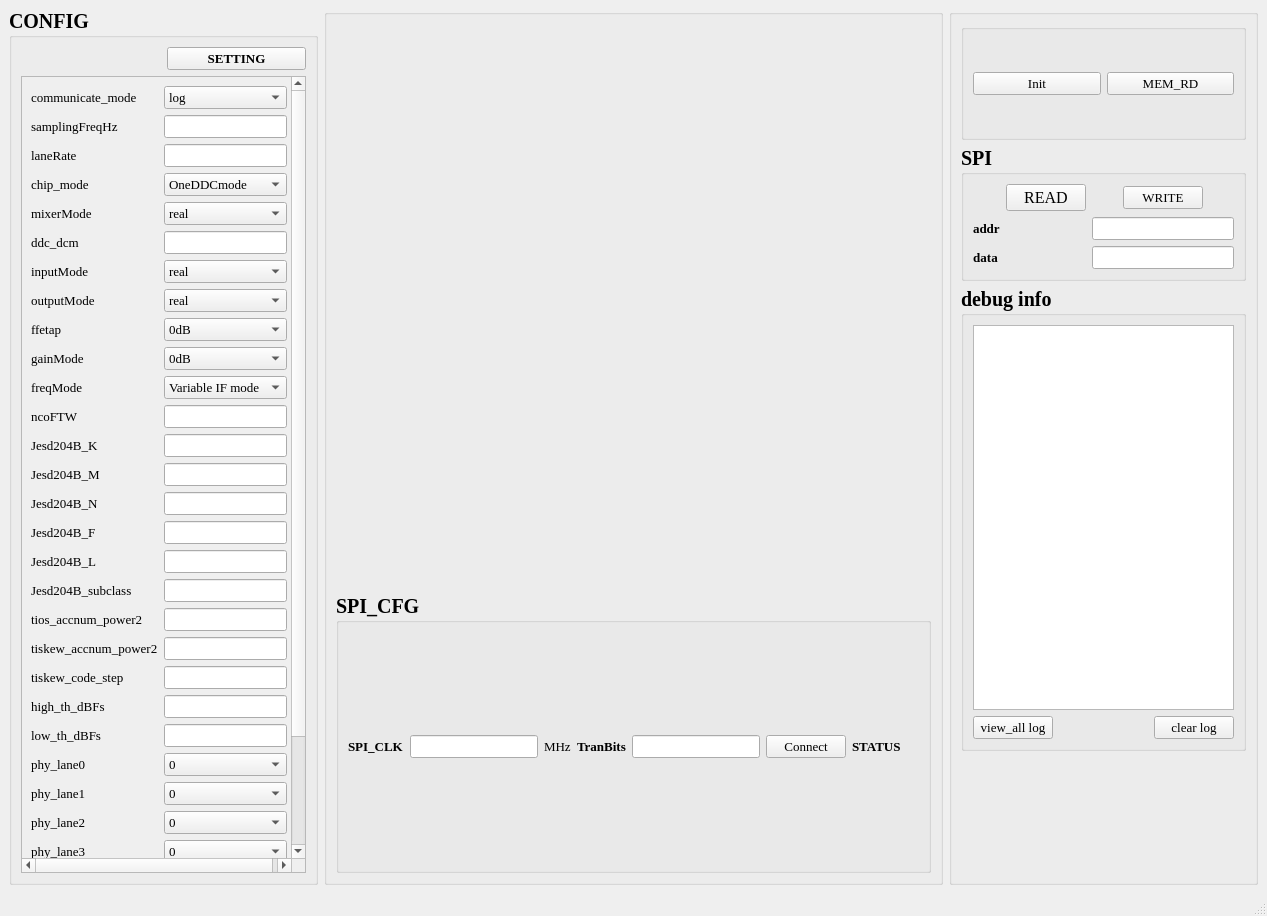
Old version of the form ui_file/box_usb_link.ui in the repository zcj319319/9035_project.
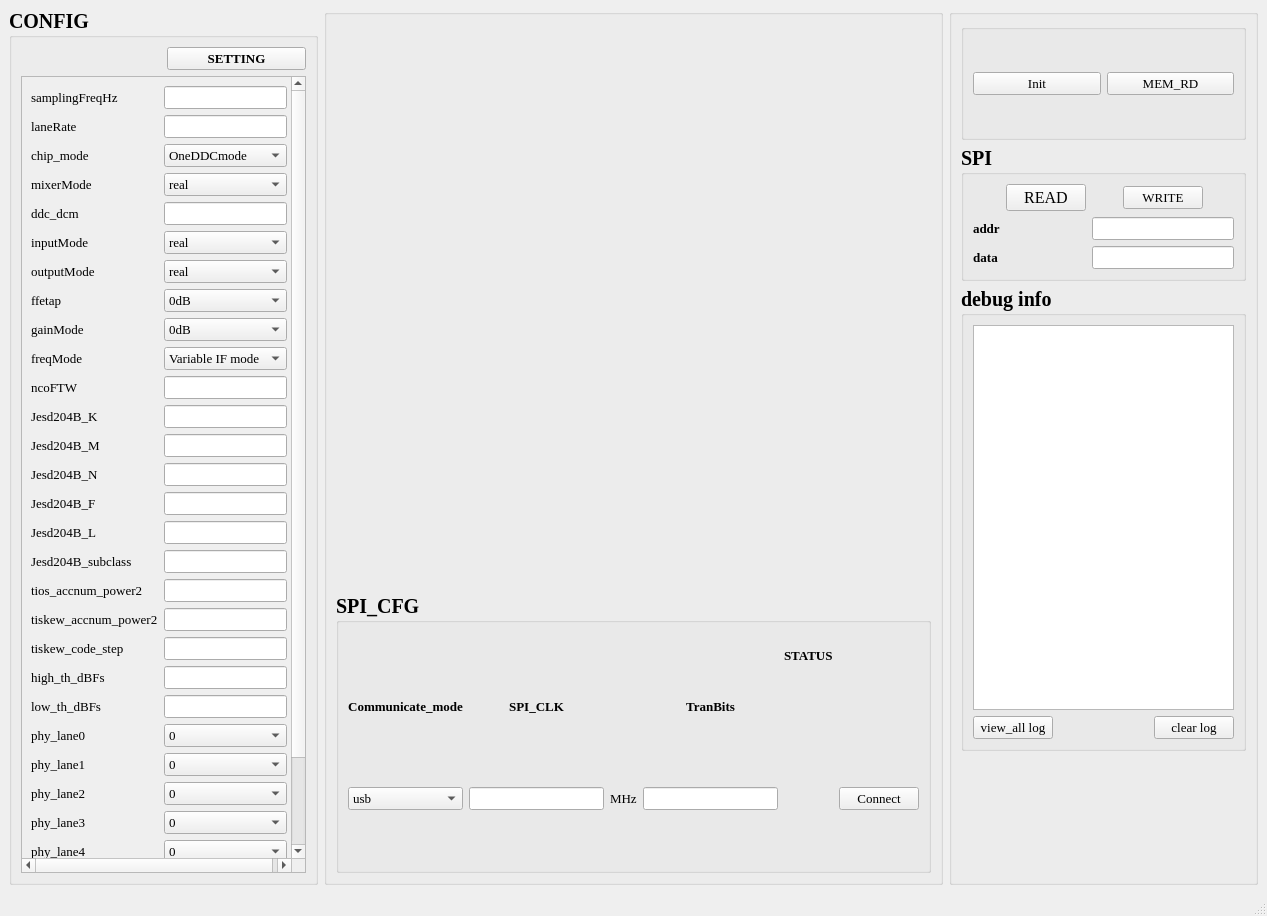
New version of the form. Icons and pictures are not drawn.

```diff
--- a/ui_file/box_usb_link.ui
+++ b/ui_file/box_usb_link.ui
@@ -66,7 +66,7 @@
             <x>0</x>
             <y>0</y>
             <width>269</width>
-            <height>849</height>
+            <height>822</height>
            </rect>
           </property>
           <layout class="QGridLayout" name="gridLayout">
@@ -100,22 +100,6 @@
              </property>
             </widget>
            </item>
-           <item row="0" column="0">
-            <widget class="QLabel" name="communicate_mode">
-             <property name="font">
-              <font>
-               <family>Times New Roman</family>
-               <pointsize>10</pointsize>
-               <weight>50</weight>
-               <italic>false</italic>
-               <bold>false</bold>
-              </font>
-             </property>
-             <property name="text">
-              <string>communicate_mode</string>
-             </property>
-            </widget>
-           </item>
            <item row="23" column="0">
             <widget class="QLabel" name="low_th_dBFs">
              <property name="font">
@@ -547,25 +531,6 @@
              </property>
             </widget>
            </item>
-           <item row="0" column="1">
-            <widget class="QComboBox" name="communicate_mode_comboBox">
-             <item>
-              <property name="text">
-               <string>log</string>
-              </property>
-             </item>
-             <item>
-              <property name="text">
-               <string>box</string>
-              </property>
-             </item>
-             <item>
-              <property name="text">
-               <string>usb</string>
-              </property>
-             </item>
-            </widget>
-           </item>
            <item row="2" column="1">
             <widget class="QLineEdit" name="samplingFreqHz_lineEdit"/>
            </item>
@@ -1154,9 +1119,34 @@
          <property name="title">
           <string>SPI_CFG</string>
          </property>
-         <layout class="QHBoxLayout" name="horizontalLayout_2">
-          <item>
+         <layout class="QGridLayout" name="gridLayout_3">
+          <item row="1" column="0">
+           <widget class="QLabel" name="communicate_mode">
+            <property name="font">
+             <font>
+              <family>Times New Roman</family>
+              <pointsize>10</pointsize>
+              <weight>75</weight>
+              <italic>false</italic>
+              <bold>true</bold>
+             </font>
+            </property>
+            <property name="text">
+             <string>Communicate_mode</string>
+            </property>
+            <property name="alignment">
+             <set>Qt::AlignCenter</set>
+            </property>
+           </widget>
+          </item>
+          <item row="1" column="4">
            <widget class="QLabel" name="label_3">
+            <property name="sizePolicy">
+             <sizepolicy hsizetype="Preferred" vsizetype="Preferred">
+              <horstretch>0</horstretch>
+              <verstretch>0</verstretch>
+             </sizepolicy>
+            </property>
             <property name="font">
              <font>
               <family>Times New Roman</family>
@@ -1165,12 +1155,30 @@
               <bold>true</bold>
              </font>
             </property>
+            <property name="layoutDirection">
+             <enum>Qt::LeftToRight</enum>
+            </property>
             <property name="text">
              <string>SPI_CLK</string>
             </property>
+            <property name="alignment">
+             <set>Qt::AlignCenter</set>
+            </property>
            </widget>
           </item>
-          <item>
+          <item row="3" column="6">
+           <widget class="QLineEdit" name="lineEdit_2">
+            <property name="font">
+             <font>
+              <family>Times New Roman</family>
+              <pointsize>10</pointsize>
+              <weight>50</weight>
+              <bold>false</bold>
+             </font>
+            </property>
+           </widget>
+          </item>
+          <item row="3" column="4">
            <widget class="QLineEdit" name="lineEdit">
             <property name="font">
              <font>
@@ -1182,7 +1190,59 @@
             </property>
            </widget>
           </item>
-          <item>
+          <item row="1" column="9" rowspan="4">
+           <widget class="QLabel" name="label_6">
+            <property name="text">
+             <string/>
+            </property>
+            <property name="pixmap">
+             <pixmap resource="status.qrc">:/status/OFF.png</pixmap>
+            </property>
+           </widget>
+          </item>
+          <item row="3" column="0">
+           <widget class="QComboBox" name="communicate_mode_comboBox">
+            <property name="font">
+             <font>
+              <family>Times New Roman</family>
+              <pointsize>10</pointsize>
+              <weight>50</weight>
+              <bold>false</bold>
+             </font>
+            </property>
+            <item>
+             <property name="text">
+              <string>usb</string>
+             </property>
+            </item>
+            <item>
+             <property name="text">
+              <string>box</string>
+             </property>
+            </item>
+            <item>
+             <property name="text">
+              <string>log</string>
+             </property>
+            </item>
+           </widget>
+          </item>
+          <item row="3" column="10">
+           <widget class="QPushButton" name="pushButton">
+            <property name="font">
+             <font>
+              <family>Times New Roman</family>
+              <pointsize>10</pointsize>
+              <weight>50</weight>
+              <bold>false</bold>
+             </font>
+            </property>
+            <property name="text">
+             <string>Connect</string>
+            </property>
+           </widget>
+          </item>
+          <item row="3" column="5">
            <widget class="QLabel" name="fs_32">
             <property name="font">
              <font>
@@ -1200,7 +1260,7 @@
             </property>
            </widget>
           </item>
-          <item>
+          <item row="1" column="6">
            <widget class="QLabel" name="label_4">
             <property name="font">
              <font>
@@ -1213,36 +1273,12 @@
             <property name="text">
              <string>TranBits</string>
             </property>
-           </widget>
-          </item>
-          <item>
-           <widget class="QLineEdit" name="lineEdit_2">
-            <property name="font">
-             <font>
-              <family>Times New Roman</family>
-              <pointsize>10</pointsize>
-              <weight>50</weight>
-              <bold>false</bold>
-             </font>
+            <property name="alignment">
+             <set>Qt::AlignCenter</set>
             </property>
            </widget>
           </item>
-          <item>
-           <widget class="QPushButton" name="pushButton">
-            <property name="font">
-             <font>
-              <family>Times New Roman</family>
-              <pointsize>10</pointsize>
-              <weight>50</weight>
-              <bold>false</bold>
-             </font>
-            </property>
-            <property name="text">
-             <string>Connect</string>
-            </property>
-           </widget>
-          </item>
-          <item>
+          <item row="0" column="9">
            <widget class="QLabel" name="label_5">
             <property name="font">
              <font>
@@ -1257,16 +1293,6 @@
             </property>
            </widget>
           </item>
-          <item>
-           <widget class="QLabel" name="label_6">
-            <property name="text">
-             <string/>
-            </property>
-            <property name="pixmap">
-             <pixmap resource="status.qrc">:/status/OFF.png</pixmap>
-            </property>
-           </widget>
-          </item>
          </layout>
         </widget>
        </item>
```
